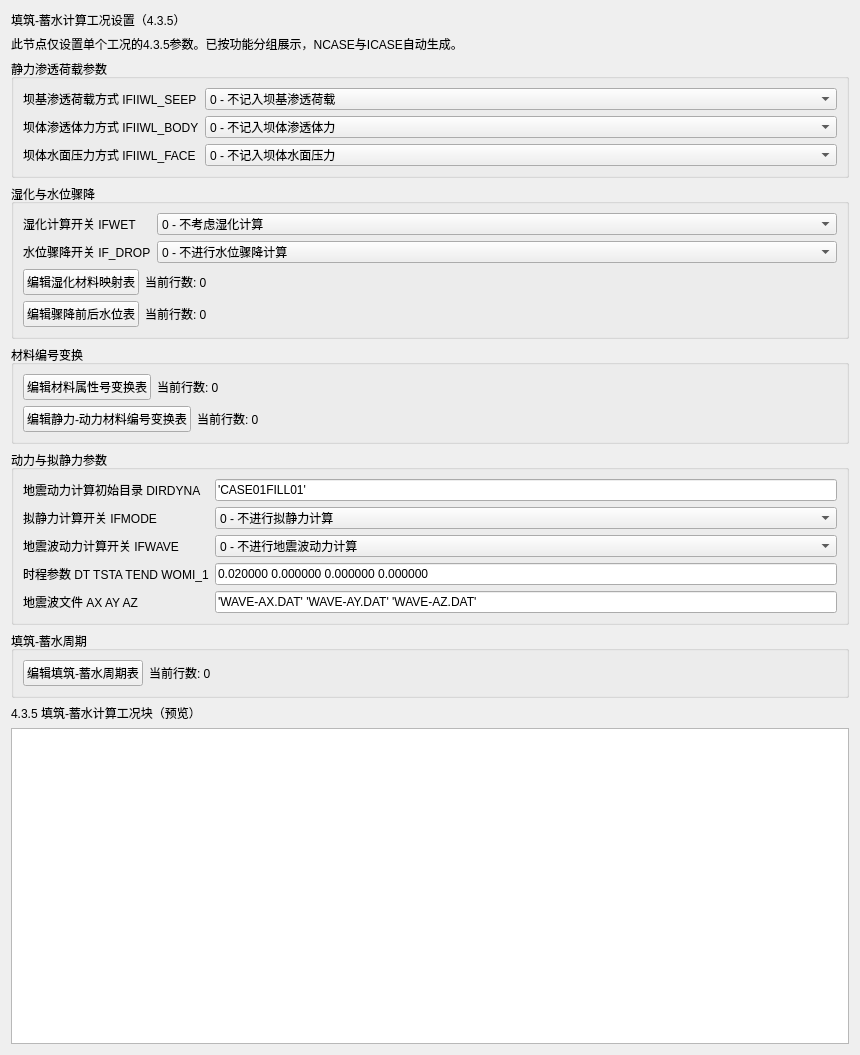
First picture: the form in plugins/Base_Slover/FillStorageCyclePage.ui, repository asd977/base_cae, before the edit.
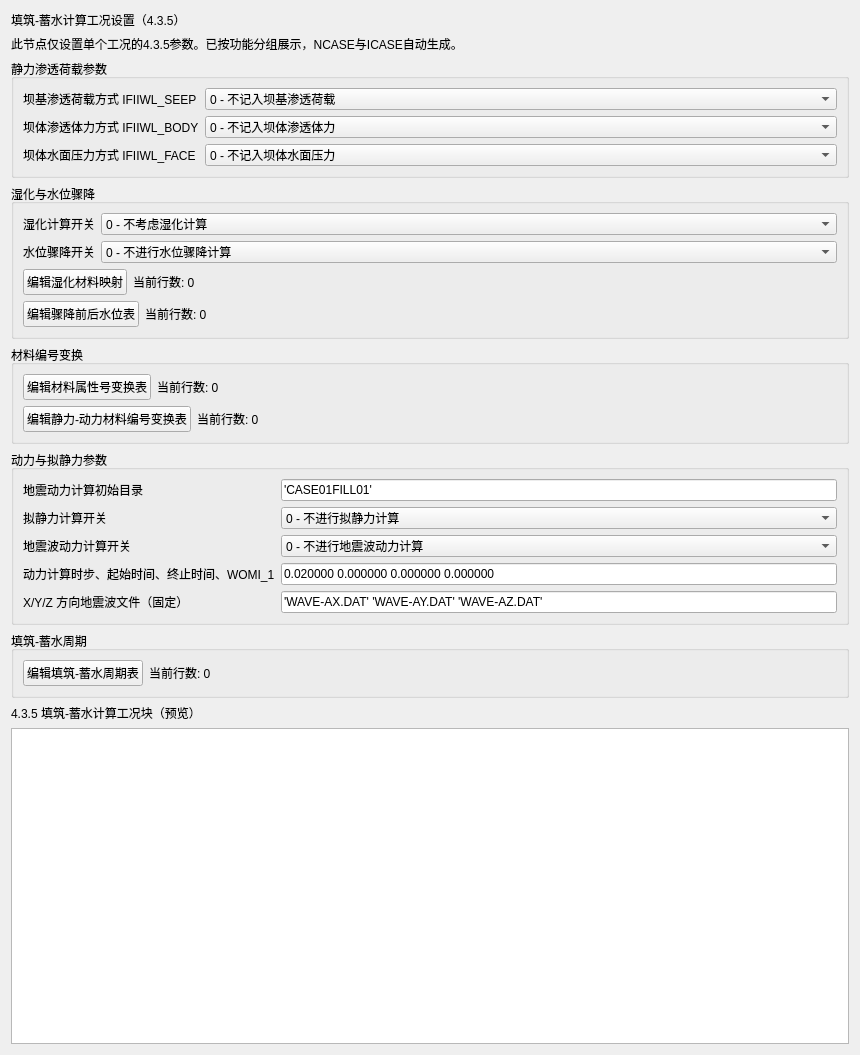
Second picture: the form after the edit.

Commit message: Simplify FillStorageCycle UI with fixed dynamic and mapping settings

```diff
--- a/plugins/Base_Slover/FillStorageCyclePage.ui
+++ b/plugins/Base_Slover/FillStorageCyclePage.ui
@@ -90,13 +90,13 @@
        <layout class="QVBoxLayout" name="layoutWetDropMain">
         <item>
          <layout class="QFormLayout" name="formWetDrop">
-          <item row="0" column="0"><widget class="QLabel" name="labelIFWET"><property name="text"><string>湿化计算开关 IFWET</string></property></widget></item>
+          <item row="0" column="0"><widget class="QLabel" name="labelIFWET"><property name="text"><string>湿化计算开关</string></property></widget></item>
           <item row="0" column="1"><widget class="QComboBox" name="comboIFWET"><item><property name="text"><string>0 - 不考虑湿化计算</string></property></item><item><property name="text"><string>1 - 考虑湿化计算</string></property></item></widget></item>
-          <item row="1" column="0"><widget class="QLabel" name="labelIFDROP"><property name="text"><string>水位骤降开关 IF_DROP</string></property></widget></item>
+          <item row="1" column="0"><widget class="QLabel" name="labelIFDROP"><property name="text"><string>水位骤降开关</string></property></widget></item>
           <item row="1" column="1"><widget class="QComboBox" name="comboIFDROP"><item><property name="text"><string>0 - 不进行水位骤降计算</string></property></item><item><property name="text"><string>1 - 进行水位骤降计算</string></property></item></widget></item>
          </layout>
         </item>
-        <item><layout class="QHBoxLayout" name="layoutWet"><item><widget class="QPushButton" name="btnEditWet"><property name="text"><string>编辑湿化材料映射表</string></property></widget></item><item><widget class="QLabel" name="labelWetRows"><property name="text"><string>当前行数: 0</string></property></widget></item><item><spacer name="spWet"><property name="orientation"><enum>Qt::Horizontal</enum></property><property name="sizeHint" stdset="0"><size><width>40</width><height>20</height></size></property></spacer></item></layout></item>
+        <item><layout class="QHBoxLayout" name="layoutWet"><item><widget class="QPushButton" name="btnEditWet"><property name="text"><string>编辑湿化材料映射</string></property></widget></item><item><widget class="QLabel" name="labelWetRows"><property name="text"><string>当前行数: 0</string></property></widget></item><item><spacer name="spWet"><property name="orientation"><enum>Qt::Horizontal</enum></property><property name="sizeHint" stdset="0"><size><width>40</width><height>20</height></size></property></spacer></item></layout></item>
         <item><layout class="QHBoxLayout" name="layoutDrop"><item><widget class="QPushButton" name="btnEditDrop"><property name="text"><string>编辑骤降前后水位表</string></property></widget></item><item><widget class="QLabel" name="labelDropRows"><property name="text"><string>当前行数: 0</string></property></widget></item><item><spacer name="spDrop"><property name="orientation"><enum>Qt::Horizontal</enum></property><property name="sizeHint" stdset="0"><size><width>40</width><height>20</height></size></property></spacer></item></layout></item>
        </layout>
       </widget>
@@ -116,15 +116,15 @@
       <widget class="QGroupBox" name="groupDynamic">
        <property name="title"><string>动力与拟静力参数</string></property>
        <layout class="QFormLayout" name="formLayoutDynamic">
-        <item row="0" column="0"><widget class="QLabel" name="labelDIRDYNA"><property name="text"><string>地震动力计算初始目录 DIRDYNA</string></property></widget></item>
+        <item row="0" column="0"><widget class="QLabel" name="labelDIRDYNA"><property name="text"><string>地震动力计算初始目录</string></property></widget></item>
         <item row="0" column="1"><widget class="QLineEdit" name="editDIRDYNA"><property name="text"><string>'CASE01FILL01'</string></property></widget></item>
-        <item row="1" column="0"><widget class="QLabel" name="labelIFMODE"><property name="text"><string>拟静力计算开关 IFMODE</string></property></widget></item>
+        <item row="1" column="0"><widget class="QLabel" name="labelIFMODE"><property name="text"><string>拟静力计算开关</string></property></widget></item>
         <item row="1" column="1"><widget class="QComboBox" name="comboIFMODE"><item><property name="text"><string>0 - 不进行拟静力计算</string></property></item><item><property name="text"><string>1 - 进行拟静力计算</string></property></item></widget></item>
-        <item row="2" column="0"><widget class="QLabel" name="labelIFWAVE"><property name="text"><string>地震波动力计算开关 IFWAVE</string></property></widget></item>
+        <item row="2" column="0"><widget class="QLabel" name="labelIFWAVE"><property name="text"><string>地震波动力计算开关</string></property></widget></item>
         <item row="2" column="1"><widget class="QComboBox" name="comboIFWAVE"><item><property name="text"><string>0 - 不进行地震波动力计算</string></property></item><item><property name="text"><string>1 - 进行地震波动力计算</string></property></item></widget></item>
-        <item row="3" column="0"><widget class="QLabel" name="labelDT_BLOCK"><property name="text"><string>时程参数 DT TSTA TEND WOMI_1</string></property></widget></item>
+        <item row="3" column="0"><widget class="QLabel" name="labelDT_BLOCK"><property name="text"><string>动力计算时步、起始时间、终止时间、WOMI_1</string></property></widget></item>
         <item row="3" column="1"><widget class="QLineEdit" name="editDT_BLOCK"><property name="text"><string>0.020000 0.000000 0.000000 0.000000</string></property></widget></item>
-        <item row="4" column="0"><widget class="QLabel" name="labelWAVE_FILES"><property name="text"><string>地震波文件 AX AY AZ</string></property></widget></item>
+        <item row="4" column="0"><widget class="QLabel" name="labelWAVE_FILES"><property name="text"><string>X/Y/Z 方向地震波文件（固定）</string></property></widget></item>
         <item row="4" column="1"><widget class="QLineEdit" name="editWAVE_FILES"><property name="text"><string>'WAVE-AX.DAT' 'WAVE-AY.DAT' 'WAVE-AZ.DAT'</string></property></widget></item>
        </layout>
       </widget>
```
The commit also changes 2 other files.
